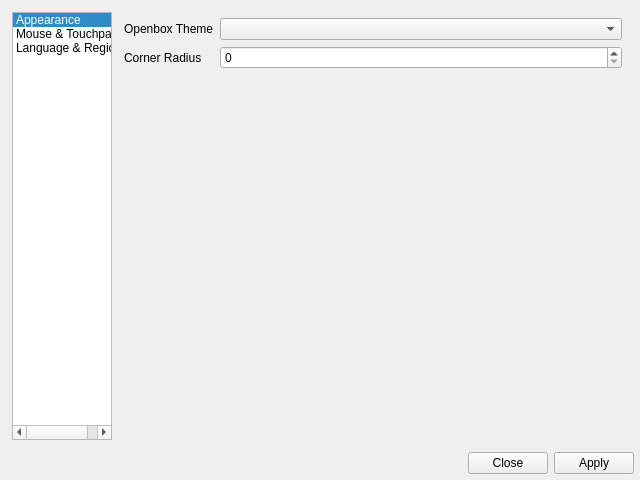
The window that src/maindialog.ui (labwc/labwc-tweaks) describes before a commit, drawn with Qt 5.
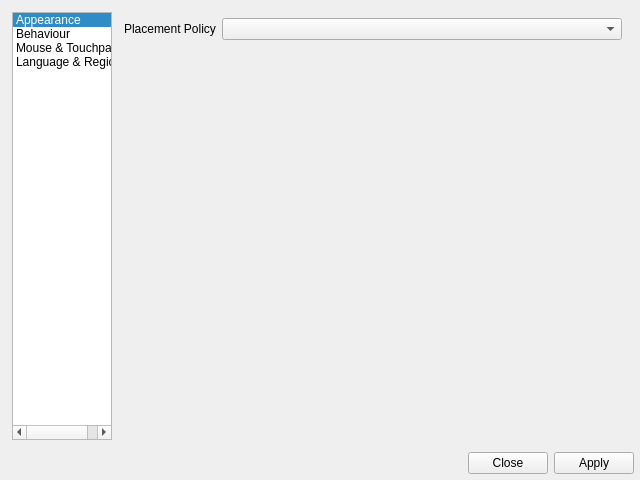
The same window after the commit. The open tabs and pages were chosen to show the change. Icons and pictures are not drawn.

Commit message:
Add placement.policy QComboBox
...and a 'Behaviour' stack

```diff
--- a/src/maindialog.ui
+++ b/src/maindialog.ui
@@ -60,6 +60,14 @@
           <iconset theme="applications-graphics"/>
          </property>
         </item>
+        <item>
+         <property name="text">
+          <string>Behaviour</string>
+         </property>
+         <property name="icon">
+          <iconset theme="preferences-desktop"/>
+         </property>
+        </item>
         <item>
          <property name="text">
           <string>Mouse &amp; Touchpad</string>
@@ -116,6 +124,32 @@
           </item>
          </layout>
         </widget>
+        <widget class="QWidget" name="page">
+         <layout class="QFormLayout" name="layPage">
+          <property name="leftMargin">
+           <number>6</number>
+          </property>
+          <property name="topMargin">
+           <number>6</number>
+          </property>
+          <property name="rightMargin">
+           <number>6</number>
+          </property>
+          <property name="bottomMargin">
+           <number>6</number>
+          </property>
+          <item row="0" column="0">
+           <widget class="QLabel" name="label_7">
+            <property name="text">
+             <string>Placement Policy</string>
+            </property>
+           </widget>
+          </item>
+          <item row="0" column="1">
+           <widget class="QComboBox" name="placementPolicy"/>
+          </item>
+         </layout>
+        </widget>
         <widget class="QWidget" name="page2">
          <layout class="QFormLayout" name="layPage2">
           <property name="leftMargin">
```
The commit also changes 2 other files.
